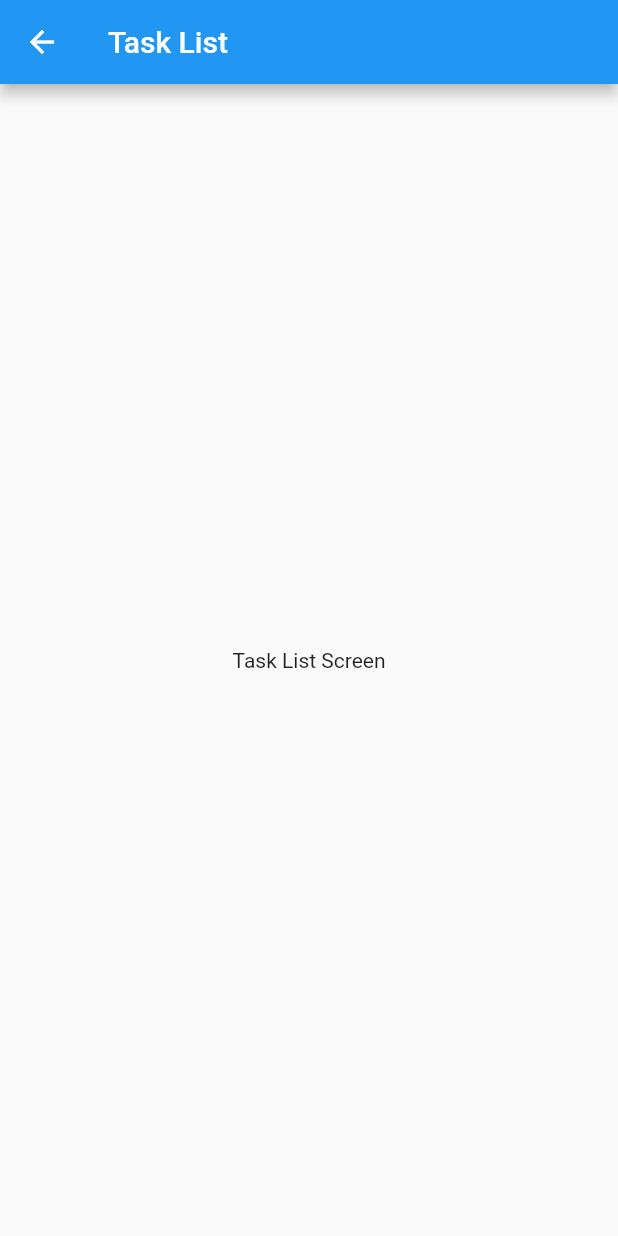
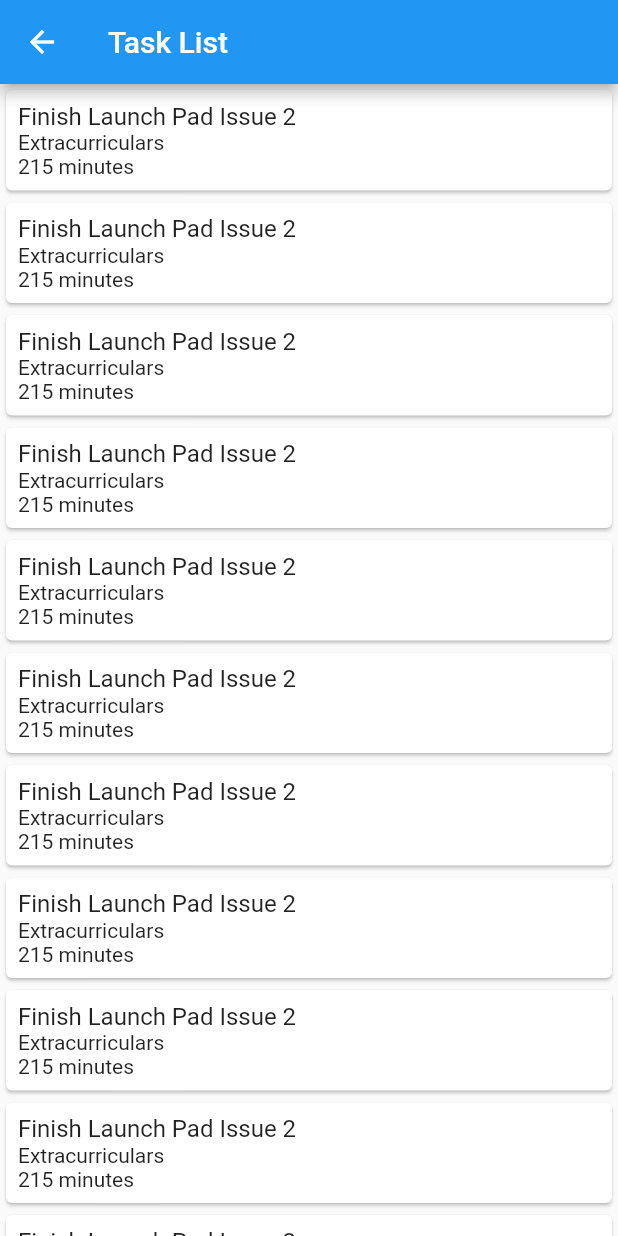
Before and after one commit to ubclaunchpad/time-tracker, a Flutter app: the TaskListScreen screen opened directly, on a phone screen of 412 x 824 dp. Run offline on Flutter 3.47's test engine with Material 2 defaults, Android fonts, the phone set to English and light mode, and no system bars.

Commit message:
added capability for hard-coded list with 1 item. Need to add 4 more items and figure out why it is repeating the 1 item to fill the screen

```diff
--- a/lib/screens/task_list.dart
+++ b/lib/screens/task_list.dart
@@ -5,44 +5,42 @@ class TaskListScreen extends StatelessWidget {
 	@override
 	Widget build(BuildContext context){
 		return Scaffold(
-			appBar: AppBar(
-			   title: Text('Task List'),
-     		 	),
-      			body: Center(
-			   child: new Column(
-          			mainAxisAlignment: MainAxisAlignment.center,
-          			children: <Widget>[
-            				new Text(
-             				 'Task List Screen',
-            				),
-         			],
-			   )
-			)
-    		);
+			appBar: AppBar(title: Text('Task List')),
+      			body: BodyLayout(),
+			);
   	}
 }
 
-abstract class ListItem {
-	Widget buildTitle(BuildContext context);
-	Widget buildSubtitle(BuildContext context);
+class BodyLayout extends StatelessWidget {
+	@override
+	Widget build(BuildContext context) {
+		return _myListView(context);
+	}
 }
 
-class HeadingItem implements ListItem{
-	final String heading;
-	HeadingItem(this.heading);
-	Widget buildTitle(BuildContext context){
-	     return Text(
-	          heading,
-                  style: Theme.of(context).textTheme.headline5,
+Widget _myListView(BuildContext context) {
+	Widget column = Expanded(
+		child: Column(
+			crossAxisAlignment: CrossAxisAlignment.start,
+			children: <Widget>[
+				Text('Finish Launch Pad Issue 2',style:TextStyle(fontSize:16),),
+				Text('Extracurriculars'),
+				Text('215 minutes'),
+			],
+		),
 	);
-     }
-     Widget buildSubtitle(BuildContext context) => null;
+	return ListView.builder(
+		itemBuilder:(context,index){
+			return Card(
+				child:Padding(
+					padding: const EdgeInsets.all(8.0),
+					child: Row(
+						children: <Widget>[
+							column,
+]
+),
+),
+);
 }
-
-class MessageItem implements ListItem {
-     final String sender;
-     final String body;
-     MessageItem(this.sender, this.body);
-     Widget buildTitle(BuildContext context) => Text(sender);
-     Widget buildSubtitle(BuildContext context) => Text(body);
+);
 }
```
